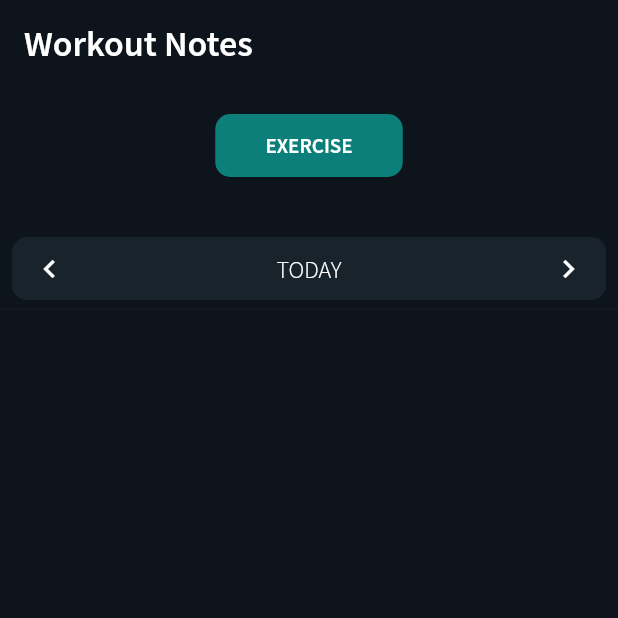
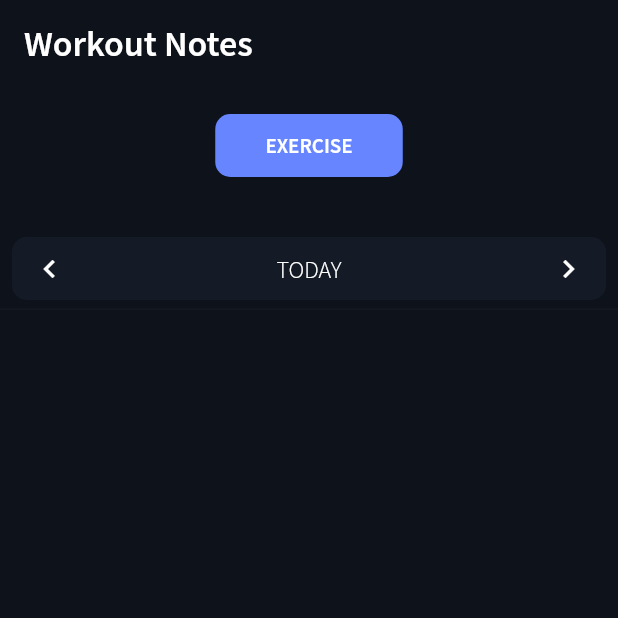
Before and after one commit to art1-si/wrk-release, a Flutter app: the screen it shows once a user with an empty profile is signed in, on a phone screen of 412 x 824 dp, the top half of it. Run offline on Flutter 3.47's test engine with Material 2 defaults, Android fonts, the light colour scheme and no system bars; our stand-ins replace cloud_firestore, firebase_auth, firebase_core, flutter_riverpod, freezed_annotation, grouped_list and 1 more; missing offline and left inert: email_password_sign_in_ui; accounts and stored records are empty; network calls fail.

Commit message:
save-theme

```diff
--- a/lib/screens/home_page/widget/back_drop_execise_selector/exercise_selector_back_drop_main.dart
+++ b/lib/screens/home_page/widget/back_drop_execise_selector/exercise_selector_back_drop_main.dart
@@ -118,7 +118,7 @@ class ExerciseSelectorBackDropState extends State<ExerciseSelectorBackDrop>
                 child: Container(
                   height: constraints.maxHeight * 0.78,
                   decoration: BoxDecoration(
-                    color: Theme.of(context).primaryColor,
+                    color: Theme.of(context).backgroundColor,
                     borderRadius: BorderRadius.only(
                       topLeft: Radius.circular(10),
                       topRight: Radius.circular(10),
--- a/lib/screens/home_page/widget/buttons.dart
+++ b/lib/screens/home_page/widget/buttons.dart
@@ -17,7 +17,7 @@ class ElevatedHomePageButton extends StatelessWidget {
           height: 42,
           width: 125,
           decoration: BoxDecoration(
-            color: Theme.of(context).colorScheme.secondary.withOpacity(0.5),
+            color: Theme.of(context).colorScheme.secondary,
             borderRadius: BorderRadius.circular(10),
           ),
           child: Center(
--- a/lib/theme/themes.dart
+++ b/lib/theme/themes.dart
@@ -4,17 +4,12 @@ enum Themes { defult }
 
 class ThemesData {
   final ThemeData defualt = ThemeData(
-    dialogBackgroundColor: Color(0xff19212A),
     fontFamily: "SourceSansPro",
     brightness: Brightness.light,
-    backgroundColor: Color(0xff0E141B),
-    primaryColor: Color(0xff18232B),
-    primaryColorDark: Color(0xff1E274C),
-    primaryColorLight: Color(0xff303234),
+    backgroundColor: Color(0xff0E121A),
+    primaryColor: Color(0xff151B26),
     dividerColor: Colors.white.withOpacity(0.04),
-    cardColor: Color(0xff343A40),
-    accentColor: Color(0xff0DE9D9),
-    canvasColor: Color(0xff272B30),
+    accentColor: Color(0xff6685FF),
     textTheme: TextTheme(
         headline1: TextStyle(
           color: Colors.white,
```
